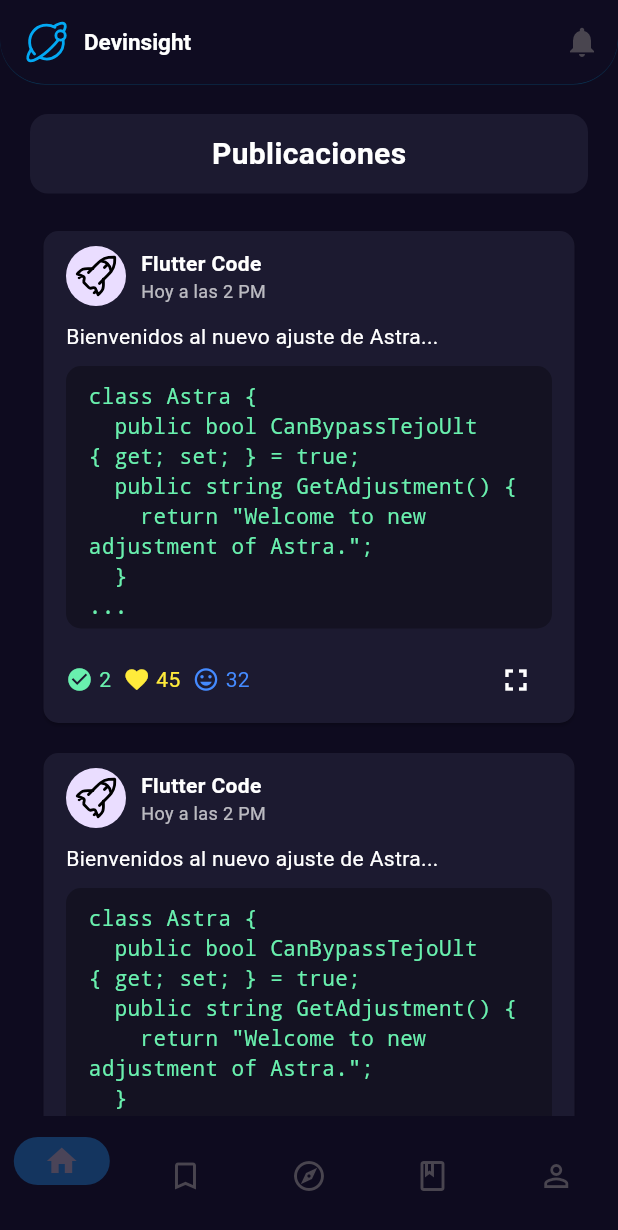
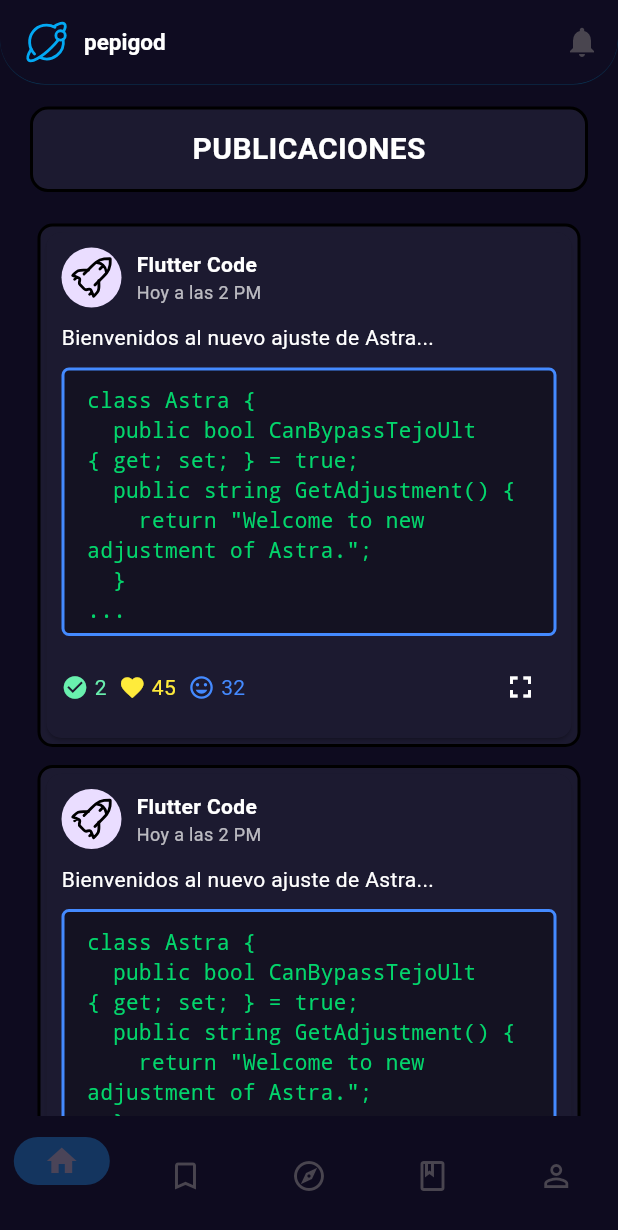
Before and after one commit to DTZ-David/DeveloperSocialN-Frontend, a Flutter app: the HomeScreen screen opened by its route, on a phone screen of 412 x 824 dp. Shown: the top 1230 px of the screen. Run offline on Flutter 3.47's test engine with Material 3 defaults, Android fonts, the phone set to English and light mode, and no system bars; our stand-ins replace flutter_riverpod, flutter_svg, font_awesome_flutter, freezed_annotation, go_router, shared_preferences; accounts and stored records are empty; project files that could hold a hidden picture were left out.

Commit message:
refactor(ui): update navigation and styling in login screens
- Replace "registerUser" with "publications" in navbar routing
- Remove debug print statement in home screen logo click handler
- Update app name from "Devinsight" to "pepigod"
- Adjust padding and add border styling in home screen container
- Simplify publications card layout and add border styling

```diff
--- /dev/null
+++ b/devinsight/devtools_options.yaml
@@ -0,0 +1,3 @@
+description: This file stores settings for Dart & Flutter DevTools.
+documentation: https://docs.flutter.dev/tools/devtools/extensions#configure-extension-enablement-states
+extensions:
--- a/devinsight/lib/ui/login/screens/auth/home.dart
+++ b/devinsight/lib/ui/login/screens/auth/home.dart
@@ -24,7 +24,7 @@ class HomeScreen extends ConsumerWidget {
           title: GestureDetector(
             onTap: () {
               ref.read(appRouterProvider).go(AppRouter.home);
-              print("Logo clicked");
+
             },
             child: Row(
               children: [
@@ -39,7 +39,7 @@ class HomeScreen extends ConsumerWidget {
                 ),
                 const SizedBox(width: 10),
                 const Text(
-                  "Devinsight",
+                  "pepigod",
                   style: TextStyle(
                     color: Colors.white,
                     fontSize: 15,
@@ -89,26 +89,25 @@ class HomeScreen extends ConsumerWidget {
         body: Column(
           children: [
             Padding(
-              padding: const EdgeInsets.only(top: 20, left: 20, right: 20),
+              padding: const EdgeInsets.only(top: 15, left: 20, right: 20),
               child: Container(
                 width: double.infinity,
                 decoration: BoxDecoration(
                   color: const Color(0xFF1C1A30), // Fondo opcional
-                  borderRadius: BorderRadius.circular(12), // Bordes redondeados
+                  borderRadius: BorderRadius.circular(12),
+                  border: Border.all(
+
+                        width: 2,
+                      ),// Bordes redondeados
                 ),
                 padding: const EdgeInsets.all(12),
-                child: GestureDetector(
-                  onTap: () {
-                    ref.read(appRouterProvider).go(AppRouter.home);
-                  },
                 child: const Center(
                   child: Text(
-                      "Publicaciones",
+                    "PUBLICACIONES",
                     style: TextStyle(
                       color: Colors.white,
                       fontSize: 20,
                       fontWeight: FontWeight.bold,
-                      ),
                     ),
                   ),
                 ),
--- a/devinsight/lib/ui/login/widgets/navBar.dart
+++ b/devinsight/lib/ui/login/widgets/navBar.dart
@@ -18,7 +18,7 @@ class _CustomNavbarState extends State<CustomNavbar> {
     AppRouter.home,
     AppRouter.onboard1,
     AppRouter.onboard2,
-    AppRouter.registerUser,
+    AppRouter.publications,
     AppRouter.onboard3,
 
   ];
--- a/devinsight/lib/ui/login/widgets/publicationsCard.dart
+++ b/devinsight/lib/ui/login/widgets/publicationsCard.dart
@@ -1,4 +1,4 @@
-import 'dart:math';
+
 
 import 'package:devinsight/config/routers/app_router.dart';
 import 'package:flutter/material.dart';
@@ -57,7 +57,14 @@ class Astra {
       child: Column(
         children: [
           const SizedBox(height: 10),
-          GestureDetector(
+          Container(
+
+            decoration: BoxDecoration(
+              border: Border.all( style: BorderStyle.solid, width:2),
+              color: const Color(0xFF1C1A30),
+              borderRadius: BorderRadius.circular(10),
+            ),
+            child: GestureDetector(
               onTap: () {
                 const AlignTransition(
                   alignment: AlwaysStoppedAnimation(Alignment.center),
@@ -70,12 +77,13 @@ class Astra {
                 ref.read(appRouterProvider).go(AppRouter.publications);
               },
               child: Card(
+
                 color: const Color(0xFF1C1A30),
                 shape: RoundedRectangleBorder(
                     borderRadius: BorderRadius.circular(10)),
                 child: Padding(
                   padding: const EdgeInsets.only(
-                    left: 15, right: 15, top: 10, bottom: 5),
+                      left: 10, right: 10, top: 10, bottom: 10),
                   child: Column(
                     crossAxisAlignment: CrossAxisAlignment.start,
                     children: [
@@ -109,17 +117,20 @@ class Astra {
                       ),
                       const SizedBox(height: 10),
                       Container(
+
                         padding: const EdgeInsets.only(
                             left: 15, right: 15, top: 10, bottom: 5),
                         decoration: BoxDecoration(
+
+                          border: Border.all(color: Colors.blueAccent, style: BorderStyle.solid, width:2),
                           color: Colors.black.withOpacity(0.3),
-                        borderRadius: BorderRadius.circular(10),
+                          borderRadius: BorderRadius.circular(5),
                         ),
                         child: Text(
                           previewSnippet,
                           style: const TextStyle(
                               fontFamily: 'monospace',
-                          color: Colors.greenAccent,
+                            color: Color.fromARGB(255, 3, 214, 108),
                           ),
                         ),
                       ),
@@ -301,6 +312,7 @@ class Astra {
                 ),
               ),
             ),
+          ),
         ],
       ),
     );
```
Lines whose indentation alone changed are shown as unchanged.
